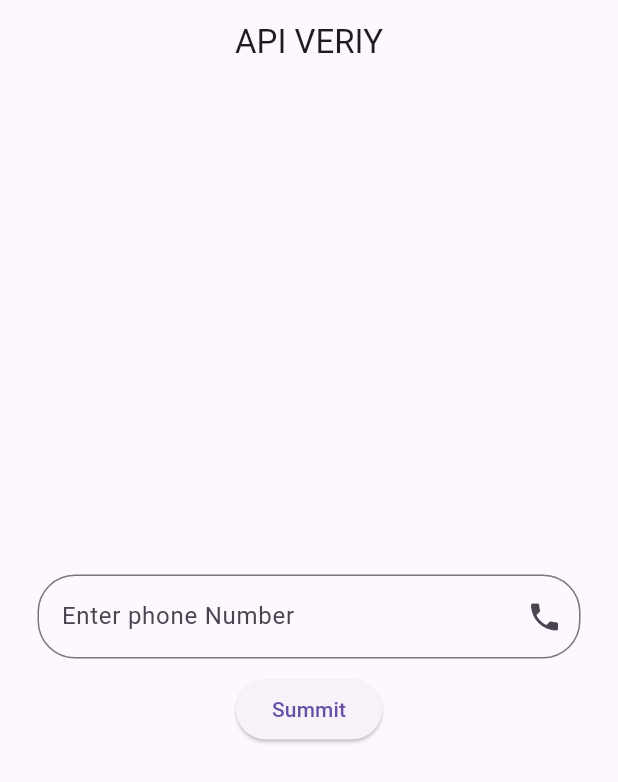
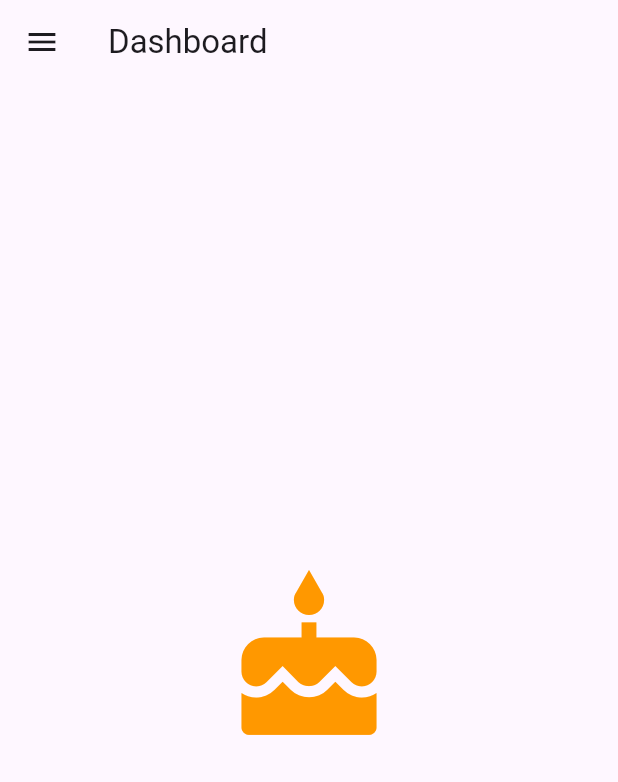
Before and after one commit to nazeermuzu/school-app, a Flutter app: the screen it shows after launch, on a phone screen of 412 x 824 dp. Shown: the top 782 px of the screen. Run offline on Flutter 3.47's test engine with Material 3 defaults, Android fonts, the phone set to English and light mode, and no system bars; our stand-ins replace after_layout, dio, firebase_core, intl_phone_field, intl_phone_number_input, pinput and 2 more; accounts and stored records are empty.

Commit message:
added logs

```diff
--- a/lib/main.dart
+++ b/lib/main.dart
@@ -1,6 +1,7 @@
 import 'package:flutter/material.dart';
 import 'package:firebase_core/firebase_core.dart';
 import 'package:new2/apgschools.dart';
+import 'package:new2/school/pages/dashboard/dashboard.dart';
 import 'package:new2/school/pages/login/v2.dart';
 import 'package:new2/school/pages/request.dart';
 
@@ -32,7 +33,7 @@ Future<void> main() async {
 
   runApp(MaterialApp(
     debugShowCheckedModeBanner: false,
-    home: Votp(),
+    home: MyApp6(),
   ));
 }
 
--- a/lib/school/pages/dashboard/dashboard.dart
+++ b/lib/school/pages/dashboard/dashboard.dart
@@ -0,0 +1,256 @@
+import "package:flutter/cupertino.dart";
+import "package:flutter/material.dart";
+
+import "orderhistory.dart";
+
+
+
+
+class MyApp6 extends StatelessWidget {
+  const MyApp6 ({Key? key}) : super(key: key);
+// This widget is the root of your application.
+  @override
+  Widget build(BuildContext context) {
+    return MaterialApp(
+      debugShowCheckedModeBanner: false,
+      theme: ThemeData(
+        primarySwatch: Colors.blue,
+      ),
+      home: const Birthdays(),
+    );
+  }
+}
+class Birthdays extends StatelessWidget {
+  const Birthdays({Key? key}) : super(key: key);
+  @override
+  Widget build(BuildContext context) {
+    return Scaffold(
+      appBar: AppBar(
+        title: Text("Dashboard",),
+      ),
+      body: const Center(
+        child: Icon(
+          Icons.cake,
+          size: 120.0,
+          color: Colors.orange,
+        ),
+      ),
+      drawer: Drawer(
+        backgroundColor: Colors.black,
+        child: ListView(
+          padding: EdgeInsets.zero,
+          children: [
+            Container(
+              height: 140,
+              width: 140,
+              alignment: Alignment.topCenter,
+              color: Colors.lightBlueAccent,
+              child: Column(
+                mainAxisAlignment: MainAxisAlignment.center,
+                children: [
+                  Image.asset(
+                    'assets/image/APGschool.png',
+                    height: 100,
+                    width: 100,
+                  ),
+                  Text(
+                    'Welcome Athief',
+                    style: TextStyle(
+                      color: Colors.white,
+                      fontSize: 16,
+                      fontWeight: FontWeight.bold,
+                    ),
+                  ),
+                ],
+              ),
+            ),
+            ListTile(
+              leading: Icon(Icons.account_circle_sharp),
+              title: Text("My Profile",
+              style: TextStyle(
+                color: Colors.grey
+              ),
+              ),
+              onTap: () => Navigator.push(
+                context,
+                MaterialPageRoute(
+                  builder: (_) => BirthDate(),
+                ),
+              ),
+            ),
+            Divider(
+
+            ),
+            ListTile(
+              leading: Icon(Icons.account_circle_sharp),
+              title: Text("Order History",
+                style: TextStyle(
+                    color: Colors.grey
+                ),
+              ),
+              onTap: () => Navigator.push(
+                context,
+                MaterialPageRoute(
+                  builder: (_) => Mood(),
+                ),
+              ),
+            ),
+            Divider(),
+            ListTile(
+              leading: Icon(Icons.check_outlined),
+              title: Text("Ckeckout",
+                style: TextStyle(
+                    color: Colors.grey
+                ),
+              ),
+              onTap: () => Navigator.push(
+                context,
+                MaterialPageRoute(
+                  builder: (_) => BirthDate(),
+                ),
+              ),
+            ),
+            Divider(),
+            ListTile(
+              leading: Icon(Icons.heart_broken_outlined),
+              title: Text("About APG",
+                style: TextStyle(
+                    color: Colors.grey
+                ),
+              ),
+              onTap: () => Navigator.push(
+                context,
+                MaterialPageRoute(
+                  builder: (_) => BirthDate(),
+                ),
+              ),
+            ),
+            Divider(),
+            ListTile(
+              leading: Icon(Icons.notifications),
+              title: Text("Notification",
+                style: TextStyle(
+                    color: Colors.grey
+                ),
+              ),
+              onTap: () => Navigator.push(
+                context,
+                MaterialPageRoute(
+                  builder: (_) => BirthDate(),
+                ),
+              ),
+            ),
+            Divider(),
+            ListTile(
+              leading: Icon(Icons.school),
+              title: Text("Admission Policy",
+                style: TextStyle(
+                    color: Colors.grey
+                ),
+              ),
+              onTap: () => Navigator.push(
+                context,
+                MaterialPageRoute(
+                  builder: (_) => BirthDate(),
+                ),
+              ),
+            ),
+            Divider(),
+            ListTile(
+              leading: Icon(Icons.control_point_duplicate),
+              title: Text("Terms & Condition",
+                style: TextStyle(
+                    color: Colors.grey
+                ),
+              ),
+              onTap: () => Navigator.push(
+                context,
+                MaterialPageRoute(
+                  builder: (_) => BirthDate(),
+                ),
+              ),
+            ),
+            Divider(),
+            ListTile(
+              leading: Icon(Icons.mail),
+              title: Text("Contact Us",
+                style: TextStyle(
+                    color: Colors.grey
+                ),
+              ),
+              onTap: () => Navigator.push(
+                context,
+                MaterialPageRoute(
+                  builder: (_) => BirthDate(),
+                ),
+              ),
+            ),
+            Divider(),
+            ListTile(
+              leading: Icon(Icons.work_history_outlined),
+              title: Text("Enquiry",
+                style: TextStyle(
+                    color: Colors.grey
+                ),
+              ),
+              onTap: () => Navigator.push(
+                context,
+                MaterialPageRoute(
+                  builder: (_) => Note(),
+                ),
+              ),
+            ),
+            Divider(),
+            ListTile(
+              leading: Icon(Icons.logout),
+              title: Text("Logout",
+                style: TextStyle(
+                    color: Colors.grey
+                ),
+              ),
+              onTap: () => Navigator.pop(context),
+            ),
+
+
+          ],
+        ),
+      ),
+    );
+  }
+}
+class Note extends StatelessWidget {
+  const Note({Key? key}) : super(key: key);
+  @override
+  Widget build(BuildContext context) {
+    return Scaffold(
+      appBar: AppBar(
+        title: Text("‘Note’"),
+      ),
+      body: Center(
+        child: Icon(
+          Icons.note_add,
+          size: 120.0,
+          color: Colors.orange,
+        ),
+      ),
+    );
+  }
+}
+class BirthDate extends StatelessWidget {
+  const BirthDate({Key? key}) : super(key: key);
+  @override
+  Widget build(BuildContext context) {
+    return Scaffold(
+      appBar: AppBar(
+        title: Text("‘Birth Date’"),
+      ),
+      body: Center(
+        child: Icon(
+          Icons.date_range,
+          size: 120.0,
+          color: Colors.orange,
+        ),
+      ),
+    );
+  }
+}
--- a/lib/school/pages/request.dart
+++ b/lib/school/pages/request.dart
@@ -1,5 +1,7 @@
 import 'package:flutter/material.dart';
 import 'package:new2/school/api/api.dart';
+
+import 'login/v2.dart';
 
 class Votp extends StatelessWidget {
   TextEditingController phonecontroller = TextEditingController();
@@ -33,6 +35,7 @@ class Votp extends StatelessWidget {
           ElevatedButton(
             child: const Text('Summit'),
             onPressed: () {
+              Navigator.push(context,MaterialPageRoute(builder: (context)=>V2()));
               Api().requestotp(phonecontroller.text);
               //  print("Verifying Phone Number...");
             },
```
Also changed, not shown: lib/school/api/api.dart (+18 -6 lines), lib/school/pages/dashboard/orderhistory.dart (added, +102 -0 lines), lib/school/pages/login/v2.dart (+6 -2 lines), assets/image/APGschool.png (added), 1 other file.
